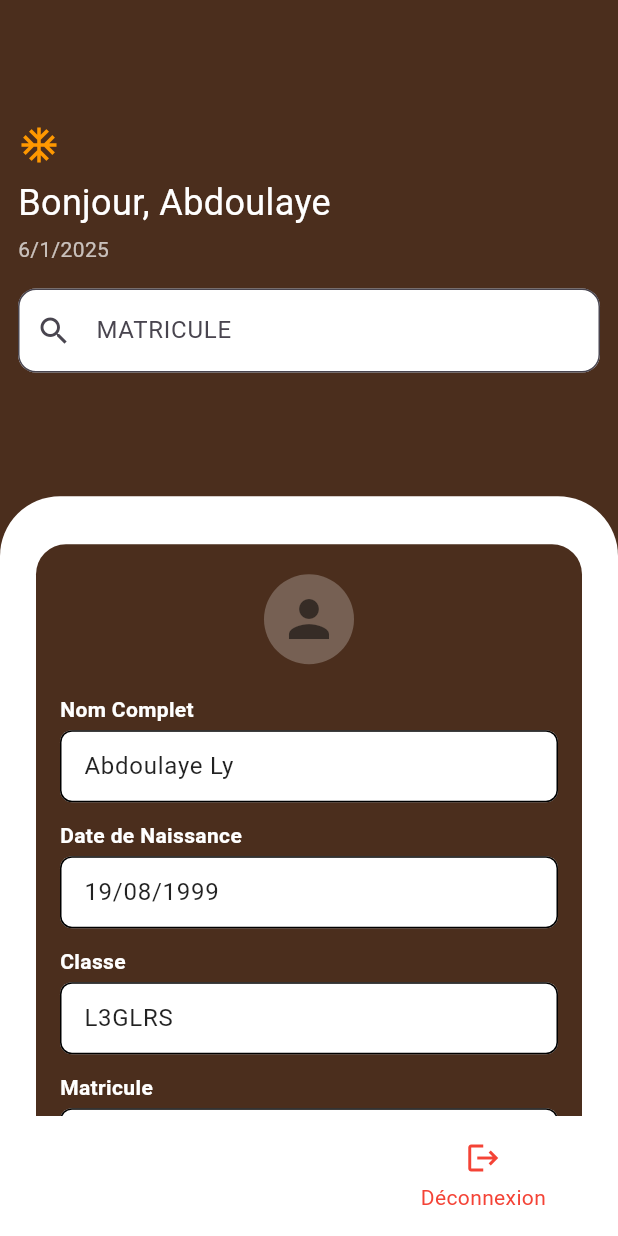
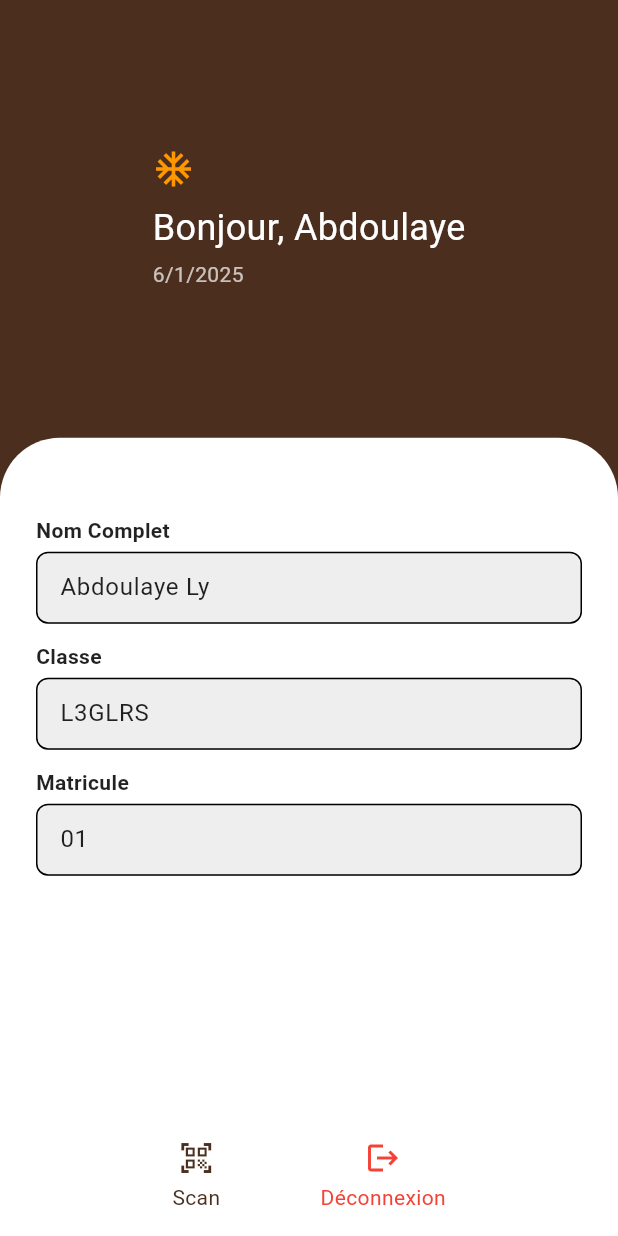
Before and after one commit to SouleymaneFall2004/frontend_flutter, a Flutter app: the DetailEtudiantView screen opened by its route, on a phone screen of 412 x 824 dp. Run offline on Flutter 3.47's test engine with Material 3 defaults, Android fonts, the phone set to English and light mode, and no system bars; our stand-ins replace get, qr_flutter.

Commit message:
Mise en forme de pages.

```diff
--- a/lib/app/modules/detail_etudiant/views/detail_etudiant_view.dart
+++ b/lib/app/modules/detail_etudiant/views/detail_etudiant_view.dart
@@ -2,7 +2,6 @@ import 'package:flutter/material.dart';
 import 'package:get/get.dart';
 import '../../../routes/app_pages.dart';
 import '../controllers/detail_etudiant_controller.dart';
-import '/utils/const.dart';
 
 class DetailEtudiantView extends GetView<DetailEtudiantController> {
   const DetailEtudiantView({super.key});
@@ -11,17 +10,78 @@ class DetailEtudiantView extends GetView<DetailEtudiantController> {
   Widget build(BuildContext context) {
     final date = DateTime.now();
     final formattedDate = "${date.month}/${date.day}/${date.year}";
+
     return Scaffold(
-      backgroundColor: AppColors.primary,
-      resizeToAvoidBottomInset: true,
+      backgroundColor: const Color(0xFF4B2E1D),
+      body: SafeArea(
+        child: Column(
+          children: [
+            Padding(
+              padding: EdgeInsets.symmetric(
+                horizontal: 12.0,
+                vertical: MediaQuery.of(context).size.height * 0.12,
+              ),
+              child: Column(
+                crossAxisAlignment: CrossAxisAlignment.start,
+                children: [
+                  const Icon(Icons.ac_unit, color: Colors.orange, size: 28),
+                  const SizedBox(height: 8),
+                  const Text(
+                    "Bonjour, Abdoulaye",
+                    style: TextStyle(fontSize: 24, color: Colors.white),
+                  ),
+                  const SizedBox(height: 4),
+                  Text(
+                    formattedDate,
+                    style: const TextStyle(color: Colors.white70),
+                  ),
+                ],
+              ),
+            ),
+            Expanded(
+              child: Container(
+                width: double.infinity,
+                decoration: const BoxDecoration(
+                  color: Colors.white,
+                  borderRadius: BorderRadius.vertical(top: Radius.circular(40)),
+                ),
+                padding: const EdgeInsets.symmetric(horizontal: 24, vertical: 20),
+                child: Column(
+                  children: [
+                    const SizedBox(height: 8),
+                    const SizedBox(height: 24),
+                    _buildInfoField("Nom Complet", "Abdoulaye Ly"),
+                    _buildInfoField("Classe", "L3GLRS"),
+                    _buildInfoField("Matricule", "01"),
+                    const Spacer(),
+                  ],
+                ),
+              ),
+            ),
+          ],
+        ),
+      ),
       bottomNavigationBar: BottomAppBar(
         color: Colors.white,
         elevation: 10,
         child: Padding(
           padding: const EdgeInsets.symmetric(horizontal: 32.0),
           child: Row(
-            mainAxisAlignment: MainAxisAlignment.end,
+            mainAxisAlignment: MainAxisAlignment.spaceEvenly,
             children: [
+              GestureDetector(
+                onTap: () {
+                  Get.offAllNamed(Routes.POINTAGE);
+                },
+                child: Column(
+                  mainAxisSize: MainAxisSize.min,
+                  children: const [
+                    Icon(Icons.qr_code_scanner, color: Color(0xFF4B2E1D)),
+                    SizedBox(height: 4),
+                    Text("Scan", style: TextStyle(color: Color(0xFF4B2E1D))),
+                  ],
+                ),
+              ),
               GestureDetector(
                 onTap: () {
                   Get.offAllNamed(Routes.CONNEXION);
@@ -39,98 +99,6 @@ class DetailEtudiantView extends GetView<DetailEtudiantController> {
           ),
         ),
       ),
-      body: SafeArea(
-        child: Column(
-          children: [
-            Padding(
-              padding: EdgeInsets.symmetric(
-                horizontal: 12.0,
-                vertical: MediaQuery.of(context).size.height * 0.1,
-              ),
-              child: Column(
-                crossAxisAlignment: CrossAxisAlignment.start,
-                children: [
-                  const Icon(Icons.ac_unit, color: Colors.orange, size: 28),
-                  const SizedBox(height: 8),
-                  const Text(
-                    "Bonjour, Abdoulaye",
-                    style: TextStyle(fontSize: 24, color: Colors.white),
-                  ),
-                  const SizedBox(height: 4),
-                  Text(
-                    formattedDate,
-                    style: const TextStyle(color: Colors.white70),
-                  ),
-                  const SizedBox(height: 16),
-                  TextField(
-                    decoration: InputDecoration(
-                      hintText: "MATRICULE",
-                      prefixIcon: const Icon(Icons.search),
-                      filled: true,
-                      fillColor: Colors.white,
-                      border: OutlineInputBorder(
-                        borderRadius: BorderRadius.circular(12),
-                      ),
-                    ),
-                  ),
-                ],
-              ),
-            ),
-            Expanded(
-              child: Container(
-                width: double.infinity,
-                decoration: const BoxDecoration(
-                  color: AppColors.background,
-                  borderRadius: BorderRadius.vertical(top: Radius.circular(40)),
-                ),
-                child: Column(
-                  children: [
-                    const SizedBox(height: 32),
-                    Container(
-                      margin: const EdgeInsets.symmetric(horizontal: 24),
-                      padding: const EdgeInsets.symmetric(horizontal: 16, vertical: 20),
-                      decoration: BoxDecoration(
-                        color: AppColors.primary,
-                        borderRadius: BorderRadius.circular(20),
-                      ),
-                      child: Column(
-                        children: [
-                          const CircleAvatar(
-                            radius: 30,
-                            backgroundColor: Colors.white24,
-                            child: Icon(Icons.person, color: Colors.black54, size: 40),
-                          ),
-                          const SizedBox(height: 20),
-                          _buildInfoField("Nom Complet", "Abdoulaye Ly"),
-                          _buildInfoField("Date de Naissance", "19/08/1999"),
-                          _buildInfoField("Classe", "L3GLRS"),
-                          _buildInfoField("Matricule", "01"),
-                        ],
-                      ),
-                    ),
-                    const SizedBox(height: 20),
-                    ElevatedButton.icon(
-                      onPressed: () {
-                        Get.offAllNamed(Routes.POINTAGE);
-                      },
-                      icon: const Icon(Icons.qr_code_scanner),
-                      label: const Text("Scan", style: TextStyle(fontSize: 14)),
-                      style: ElevatedButton.styleFrom(
-                        backgroundColor: AppColors.accent,
-                        shape: RoundedRectangleBorder(
-                          borderRadius: BorderRadius.circular(12),
-                        ),
-                        padding: const EdgeInsets.symmetric(horizontal: 24, vertical: 12),
-                      ),
-                    ),
-                    const Spacer(),
-                  ],
-                ),
-              ),
-            ),
-          ],
-        ),
-      ),
     );
   }
 
@@ -142,7 +110,7 @@ class DetailEtudiantView extends GetView<DetailEtudiantController> {
         children: [
           Text(label,
               style: const TextStyle(
-                color: Colors.white,
+                color: Colors.black87,
                 fontWeight: FontWeight.w600,
               )),
           const SizedBox(height: 4),
@@ -152,7 +120,7 @@ class DetailEtudiantView extends GetView<DetailEtudiantController> {
             style: const TextStyle(color: Colors.black87),
             decoration: InputDecoration(
               filled: true,
-              fillColor: Colors.white,
+              fillColor: Colors.grey[200],
               contentPadding: const EdgeInsets.symmetric(horizontal: 12, vertical: 12),
               border: OutlineInputBorder(
                 borderRadius: BorderRadius.circular(8),
```
Also changed, not shown: 2 other files.
